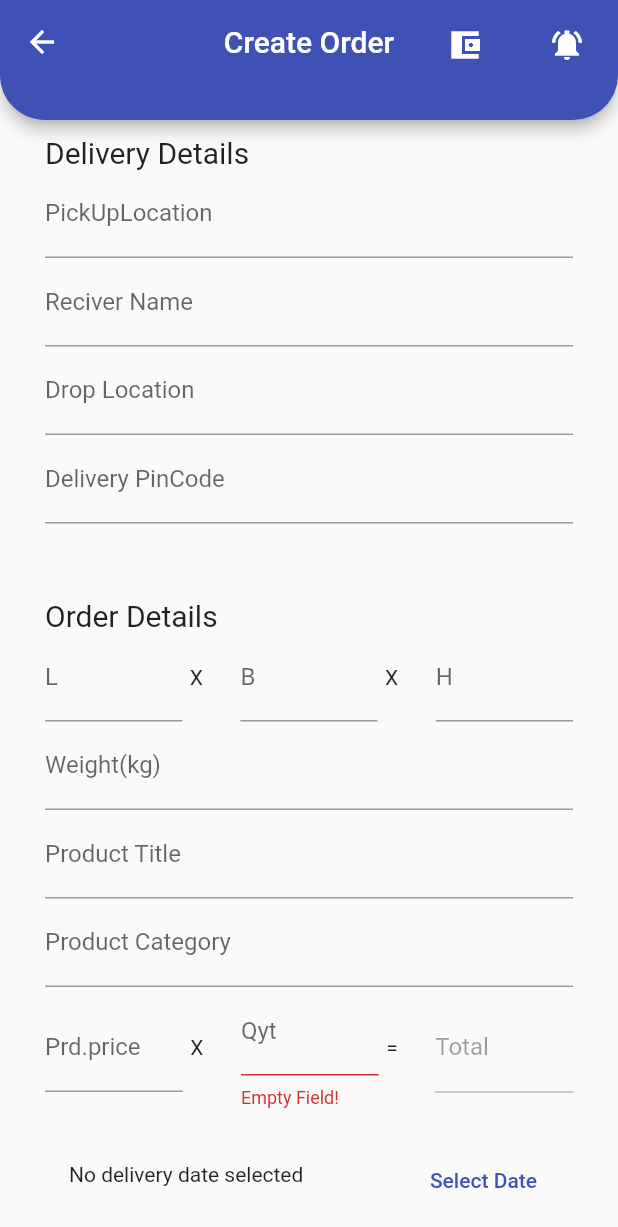
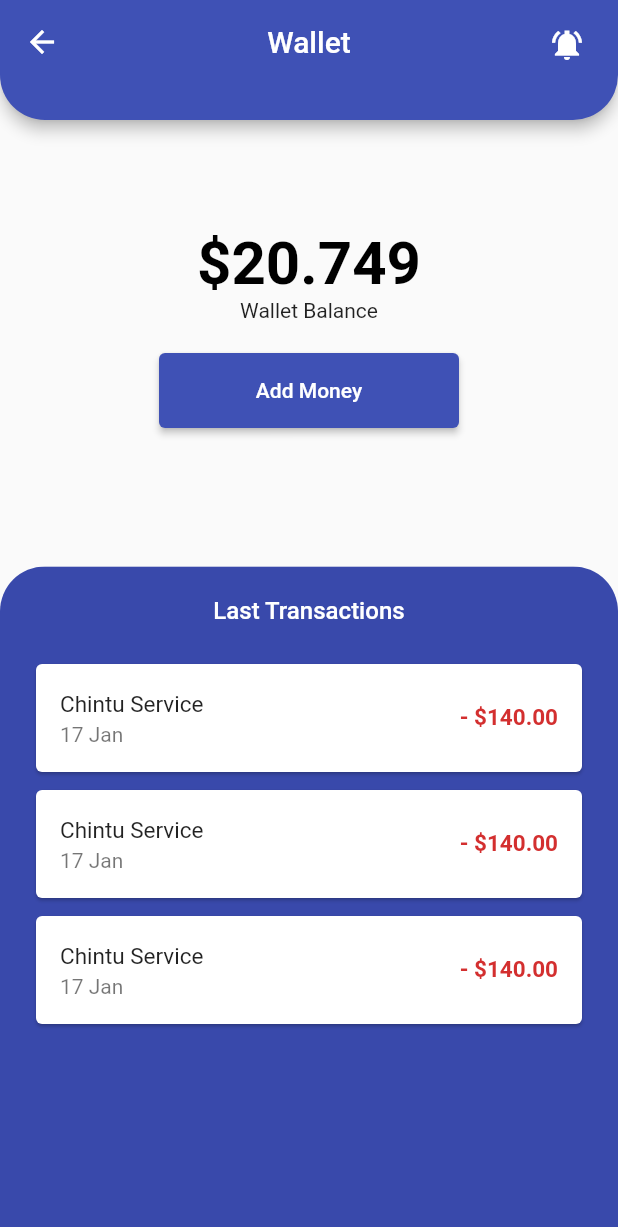
Before and after one commit to zipArk99/WeCareLogistics-flutter, a Flutter app: the CreateOrderScreen screen opened by its route, after a tap on the "account balance wallet" icon, on a phone screen of 412 x 824 dp. Shown: the top 1227 px of the screen. Run offline on Flutter 3.47's test engine with Material 2 defaults, Android fonts, the phone set to English and light mode, and no system bars; our stand-ins replace flutter_rating_bar.

Commit message:
zipArk99/sender wallet ui added

```diff
--- a/lib/main.dart
+++ b/lib/main.dart
@@ -17,6 +17,7 @@ import 'package:wecare_logistics/screens/order_detail_screen.dart';
 import 'package:wecare_logistics/sender/screens/send_yourorder_tab.dart';
 import 'package:wecare_logistics/sender/screens/sender_homepage_tab.dart';
 import 'package:wecare_logistics/sender/screens/sender_tabs.dart';
+import 'package:wecare_logistics/sender/screens/sender_wallet.dart';
 import 'package:wecare_logistics/sender/screens/user_profile.dart';
 
 void main() => runApp(MyApp());
@@ -54,6 +55,8 @@ class MyApp extends StatelessWidget {
           SenderYourOrderTabs.senderYourOrderTabsRoute: (contx) =>
               SenderYourOrderTabs(),
           UserProfile.userProfileRoute: (contx) => UserProfile(),
+          SenderWallet.senderWalletRoute: (contx) => SenderWallet(),
+
           //-----------------------------------------------------------
 
           //Courier Service Routes
--- a/lib/models/bided_order.dart
+++ /dev/null
@@ -1 +0,0 @@
-class BidedOrderList {}
--- /dev/null
+++ b/lib/models/sender_user.dart
@@ -0,0 +1,8 @@
+import 'package:wecare_logistics/models/user.dart';
+
+class SenderUser extends User {
+  final double walletBalance;
+
+  SenderUser({required String firstName, required this.walletBalance})
+      : super(firstName: firstName);
+}
--- /dev/null
+++ b/lib/models/transaction_model.dart
@@ -0,0 +1,17 @@
+class Transcation {
+  final String transactionId;
+  final String senderId;
+  final String courierServiceId;
+  final String orderId;
+  final double transactionAmount;
+  final DateTime transactionDate;
+
+  Transcation({
+    required this.transactionId,
+    required this.senderId,
+    required this.courierServiceId,
+    required this.orderId,
+    required this.transactionAmount,
+    required this.transactionDate,
+  });
+}
--- /dev/null
+++ b/lib/sender/screens/sender_wallet.dart
@@ -0,0 +1,95 @@
+import 'package:flutter/material.dart';
+
+import 'package:wecare_logistics/sender/widgets/sender_appbar.dart';
+import 'package:wecare_logistics/sender/widgets/sender_lasttransactions.dart';
+
+/*   color: Color.fromRGBO(46, 157, 255, 1), */
+class SenderWallet extends StatelessWidget {
+  static final String senderWalletRoute = '/SenderWalletRoute';
+  @override
+  Widget build(BuildContext contx) {
+    return Scaffold(
+      appBar: PreferredSize(
+        preferredSize: Size.fromHeight(80),
+        child: SenderAppBar(
+          barTitle: "Wallet",
+        ),
+      ),
+      body: Column(
+        children: [
+          Flexible(
+            flex: 2,
+            fit: FlexFit.tight,
+            child: Container(
+              width: double.infinity,
+              child: Column(
+                mainAxisAlignment: MainAxisAlignment.center,
+                children: [
+                  Column(
+                    children: [
+                      Text(
+                        "\$20.749",
+                        style: TextStyle(
+                          fontSize: 40,
+                          fontWeight: FontWeight.bold,
+                          color: Colors.black,
+                        ),
+                      ),
+                      Text("Wallet Balance"),
+                    ],
+                  ),
+                  Container(
+                    width: 200,
+                    height: 50,
+                    margin: EdgeInsets.symmetric(vertical: 20),
+                    child: ElevatedButton(
+                      onPressed: () {},
+                      child: Text("Add Money"),
+                    ),
+                  ),
+                ],
+              ),
+            ),
+          ),
+          Flexible(
+              flex: 3,
+              fit: FlexFit.tight,
+              child: ClipRRect(
+                borderRadius: BorderRadius.only(
+                  topLeft: Radius.circular(30),
+                  topRight: Radius.circular(30),
+                ),
+                child: Container(
+                  width: double.infinity,
+                  color: Colors.indigo.shade600,
+                  child: Column(
+                    children: [
+                      Padding(
+                        padding: EdgeInsets.symmetric(vertical: 20),
+                        child: Text(
+                          "Last Transactions",
+                          style: TextStyle(
+                            fontSize: 16,
+                            color: Colors.white,
+                            fontWeight: FontWeight.w500,
+                          ),
+                        ),
+                      ),
+                      Expanded(
+                        child: ListView.builder(
+                          shrinkWrap: true,
+                          itemBuilder: (contx, index) {
+                            return SenderLastTransactionsWidget();
+                          },
+                          itemCount: 3,
+                        ),
+                      ),
+                    ],
+                  ),
+                ),
+              )),
+        ],
+      ),
+    );
+  }
+}
--- a/lib/sender/widgets/sender_appbar.dart
+++ b/lib/sender/widgets/sender_appbar.dart
@@ -1,4 +1,5 @@
 import 'package:flutter/material.dart';
+import 'package:wecare_logistics/sender/screens/sender_wallet.dart';
 
 class SenderAppBar extends StatelessWidget {
   final String barTitle;
@@ -22,13 +23,16 @@ class SenderAppBar extends StatelessWidget {
       ),
       title: Text(barTitle),
       actions: [
-        Padding(
-          padding: const EdgeInsets.all(10),
-          child: IconButton(
-            onPressed: () {},
-            icon: Icon(Icons.account_balance_wallet_sharp),
+        if (barTitle != 'Wallet')
+          Padding(
+            padding: const EdgeInsets.all(10),
+            child: IconButton(
+              onPressed: () {
+                Navigator.of(contx).pushNamed(SenderWallet.senderWalletRoute);
+              },
+              icon: Icon(Icons.account_balance_wallet_sharp),
+            ),
           ),
-        ),
         Padding(
           padding: const EdgeInsets.all(10),
           child: IconButton(
--- /dev/null
+++ b/lib/sender/widgets/sender_lasttransactions.dart
@@ -0,0 +1,34 @@
+import 'package:flutter/material.dart';
+import 'package:intl/intl.dart';
+
+class SenderLastTransactionsWidget extends StatelessWidget {
+  @override
+  Widget build(BuildContext contx) {
+    return Container(
+      margin: EdgeInsets.symmetric(horizontal: 20, vertical: 2),
+      child: Card(
+        child: ListTile(
+          title: Text(
+            "Chintu Service",
+            style: TextStyle(
+              fontSize: 15,
+            ),
+          ),
+          subtitle: Text(
+            DateFormat('dd MMM').format(
+              DateTime.now(),
+            ),
+          ),
+          trailing: Text(
+            "- \$140.00",
+            style: TextStyle(
+              fontSize: 15,
+              fontWeight: FontWeight.bold,
+              color: Theme.of(contx).errorColor,
+            ),
+          ),
+        ),
+      ),
+    );
+  }
+}
```
Also changed, not shown: lib/models/courierService_user.dart (added).
